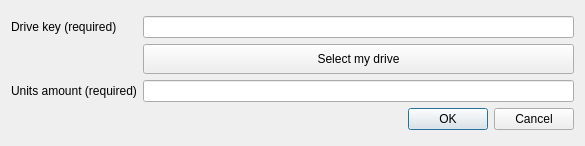
Qt form UserApp/StoragePaymentDialog.ui (proximax-storage/cpp-xpx-storage-user-app) before a commit.
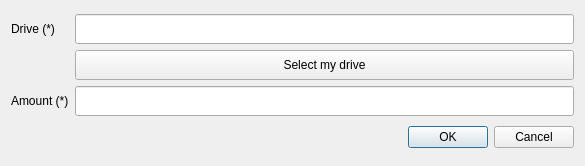
The same form after that commit.

The edit to the form file:
```diff
--- a/UserApp/StoragePaymentDialog.ui
+++ b/UserApp/StoragePaymentDialog.ui
@@ -7,7 +7,7 @@
     <x>0</x>
     <y>0</y>
     <width>585</width>
-    <height>146</height>
+    <height>166</height>
    </rect>
   </property>
   <property name="windowTitle">
@@ -17,24 +17,50 @@
    <item>
     <layout class="QGridLayout" name="gridLayout">
      <item row="2" column="1">
-      <widget class="QLineEdit" name="m_unitsAmount"/>
+      <widget class="QLineEdit" name="m_unitsAmount">
+       <property name="minimumSize">
+        <size>
+         <width>0</width>
+         <height>30</height>
+        </size>
+       </property>
+       <property name="maximumSize">
+        <size>
+         <width>16777215</width>
+         <height>30</height>
+        </size>
+       </property>
+      </widget>
      </item>
      <item row="2" column="0">
       <widget class="QLabel" name="label">
        <property name="text">
-        <string>Units amount (required)</string>
+        <string>Amount (*)</string>
        </property>
       </widget>
      </item>
      <item row="0" column="0">
       <widget class="QLabel" name="label_2">
        <property name="text">
-        <string>Drive key (required)</string>
+        <string>Drive (*)</string>
        </property>
       </widget>
      </item>
      <item row="0" column="1">
-      <widget class="QLineEdit" name="m_driveKy"/>
+      <widget class="QLineEdit" name="m_driveKy">
+       <property name="minimumSize">
+        <size>
+         <width>0</width>
+         <height>30</height>
+        </size>
+       </property>
+       <property name="maximumSize">
+        <size>
+         <width>16777215</width>
+         <height>30</height>
+        </size>
+       </property>
+      </widget>
      </item>
      <item row="1" column="1">
       <widget class="QPushButton" name="m_selectDrive">
@@ -44,6 +70,12 @@
          <height>30</height>
         </size>
        </property>
+       <property name="maximumSize">
+        <size>
+         <width>16777215</width>
+         <height>30</height>
+        </size>
+       </property>
        <property name="text">
         <string>Select my drive</string>
        </property>
@@ -51,6 +83,18 @@
      </item>
      <item row="3" column="1">
       <widget class="QDialogButtonBox" name="buttonBox">
+       <property name="minimumSize">
+        <size>
+         <width>0</width>
+         <height>30</height>
+        </size>
+       </property>
+       <property name="maximumSize">
+        <size>
+         <width>16777215</width>
+         <height>30</height>
+        </size>
+       </property>
        <property name="orientation">
         <enum>Qt::Horizontal</enum>
        </property>
```
